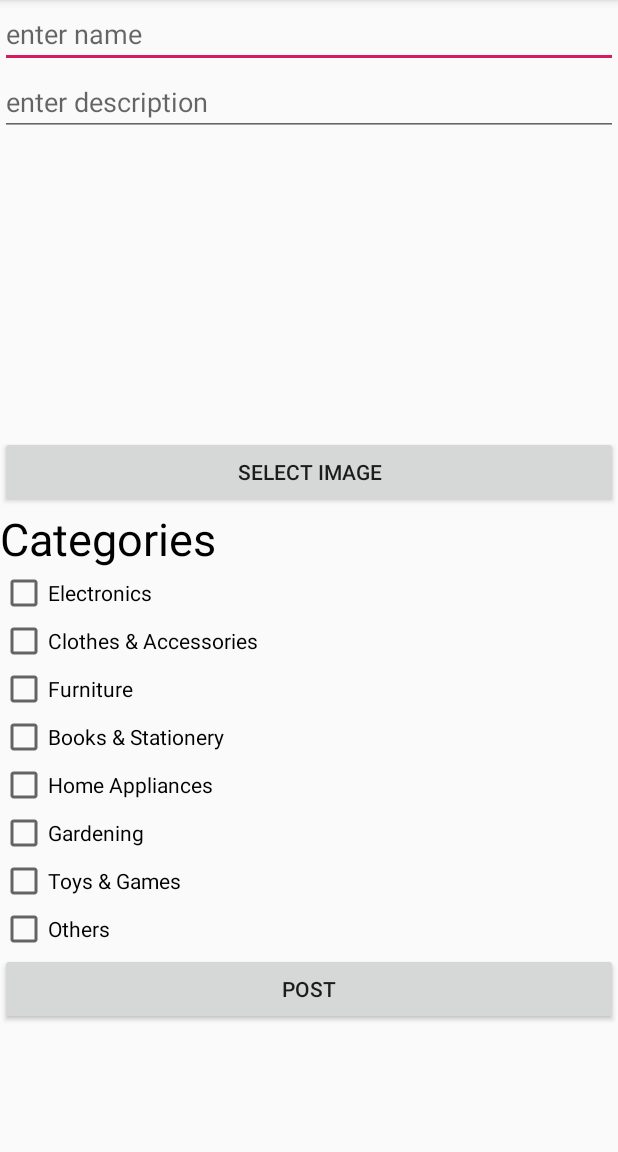
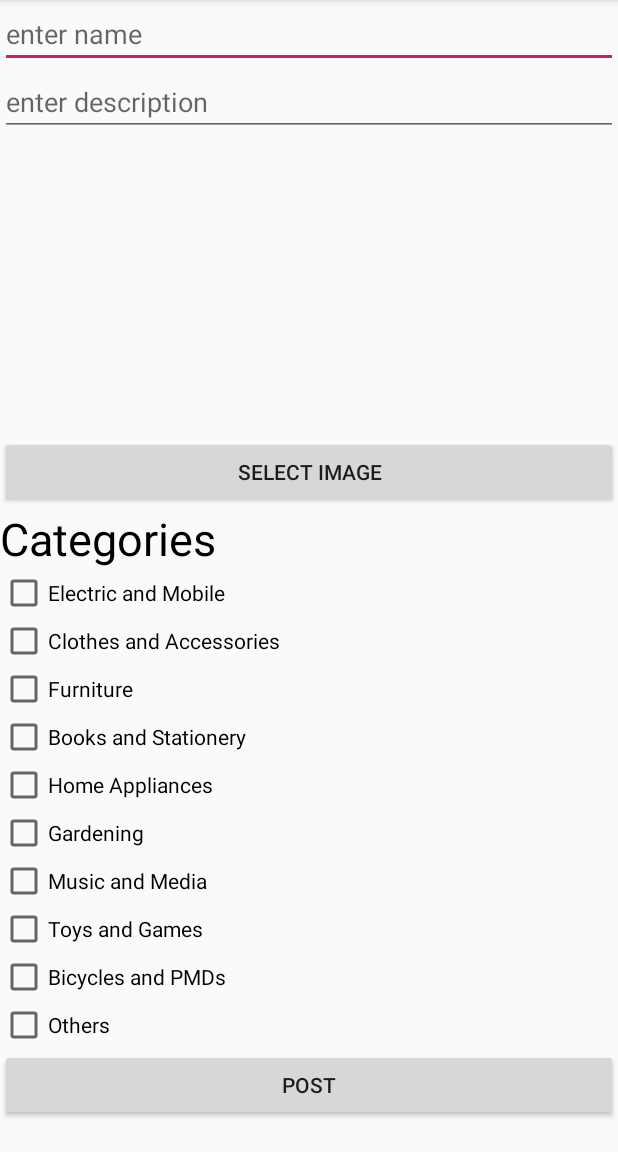
Before and after one commit to shiinx/1D_Kifu, an Android app: the PostActivity screen opened directly, with no data from a screen before it, after a tap on "POST", on a phone screen of 412 x 824 dp, the part 84-1236 px from its top. Run offline under Robolectric (Android 15) with nearby library versions, the phone set to English and light mode, and no system bars; our stand-ins replace Firebase (no records; nobody signed in at launch, a user with empty details on screens opened directly), Picasso; pictures from the network do not load.

Commit message:
Revert "Merge branch 'master' of https://github.com/shiinx/1D_Kifu"
This reverts commit eebffabb2a86b70f48e1f1b8168c0991a9c041a1, reversing
changes made to 5d68b4237d971a9fa989eaefc50c89aee79b3282.

```diff
--- a/app/src/main/java/com/Team3_6/kifu/PostActivity.java
+++ b/app/src/main/java/com/Team3_6/kifu/PostActivity.java
@@ -40,13 +40,15 @@ public class PostActivity extends AppCompatActivity {
     private ImageView imageView;
 
     private ArrayList<String> categories;
-    private CheckBox Electronics;
+    private CheckBox ElectricAndMobile;
     private CheckBox ClothesAndAccessories;
     private CheckBox Furniture;
     private CheckBox BooksAndStationery;
     private CheckBox HomeAppliances;
     private CheckBox Gardening;
+    private CheckBox MusicAndMedia;
     private CheckBox ToysAndGames;
+    private CheckBox BicyclesAndPMDs;
     private CheckBox Others;
 
 
@@ -72,15 +74,15 @@ public class PostActivity extends AppCompatActivity {
         mAuth = FirebaseAuth.getInstance();
         currentUser = mAuth.getCurrentUser();
 
-        Electronics = findViewById(R.id.electronics);
+        ElectricAndMobile = findViewById(R.id.electric_and_mobile);
         ClothesAndAccessories = findViewById(R.id.clothes_and_accessories);
         Furniture = findViewById(R.id.furniture);
         BooksAndStationery = findViewById(R.id.books_and_stationery);
         HomeAppliances = findViewById(R.id.home_appliances);
         Gardening = findViewById(R.id.gardening);
-
+        MusicAndMedia = findViewById(R.id.music_and_media);
         ToysAndGames = findViewById(R.id.toys_and_games);
-
+        BicyclesAndPMDs = findViewById(R.id.bicycles_and_pmds);
         Others = findViewById(R.id.others);
         categories = new ArrayList<>();
 
@@ -94,7 +96,7 @@ public class PostActivity extends AppCompatActivity {
         mButtonPost.setOnClickListener(new View.OnClickListener() {
             @Override
             public void onClick(View v) {
-                if (Electronics.isChecked()) {
+                if (ElectricAndMobile.isChecked()) {
                     categories.add("Electric & Mobile");
                 }
                 if (ClothesAndAccessories.isChecked()) {
@@ -112,11 +114,15 @@ public class PostActivity extends AppCompatActivity {
                 if (Gardening.isChecked()) {
                     categories.add("Gardening");
                 }
-
+                if (MusicAndMedia.isChecked()) {
+                    categories.add("Music & Media");
+                }
                 if (ToysAndGames.isChecked()) {
                     categories.add("Toys & Games");
                 }
-
+                if (BicyclesAndPMDs.isChecked()) {
+                    categories.add("Bicycles & PMDs");
+                }
                 if (Others.isChecked()) {
                     categories.add("Others");
                 }
--- a/app/src/main/res/layout/activity_post.xml
+++ b/app/src/main/res/layout/activity_post.xml
@@ -44,16 +44,16 @@
                 android:textSize="30sp" />
 
             <CheckBox
-                android:id="@+id/electronics"
+                android:id="@+id/electric_and_mobile"
                 android:layout_width="match_parent"
                 android:layout_height="wrap_content"
-                android:text="Electronics" />
+                android:text="Electric and Mobile" />
 
             <CheckBox
                 android:id="@+id/clothes_and_accessories"
                 android:layout_width="match_parent"
                 android:layout_height="wrap_content"
-                android:text="Clothes &amp; Accessories" />
+                android:text="Clothes and Accessories" />
 
             <CheckBox
                 android:id="@+id/furniture"
@@ -65,7 +65,7 @@
                 android:id="@+id/books_and_stationery"
                 android:layout_width="match_parent"
                 android:layout_height="wrap_content"
-                android:text="Books &amp; Stationery" />
+                android:text="Books and Stationery" />
 
             <CheckBox
                 android:id="@+id/home_appliances"
@@ -79,15 +79,23 @@
                 android:layout_height="wrap_content"
                 android:text="Gardening" />
 
-
+            <CheckBox
+                android:id="@+id/music_and_media"
+                android:layout_width="match_parent"
+                android:layout_height="wrap_content"
+                android:text="Music and Media" />
 
             <CheckBox
                 android:id="@+id/toys_and_games"
                 android:layout_width="match_parent"
                 android:layout_height="wrap_content"
-                android:text="Toys &amp; Games" />
+                android:text="Toys and Games" />
 
-
+            <CheckBox
+                android:id="@+id/bicycles_and_pmds"
+                android:layout_width="match_parent"
+                android:layout_height="wrap_content"
+                android:text="Bicycles and PMDs" />
 
             <CheckBox
                 android:id="@+id/others"
```
